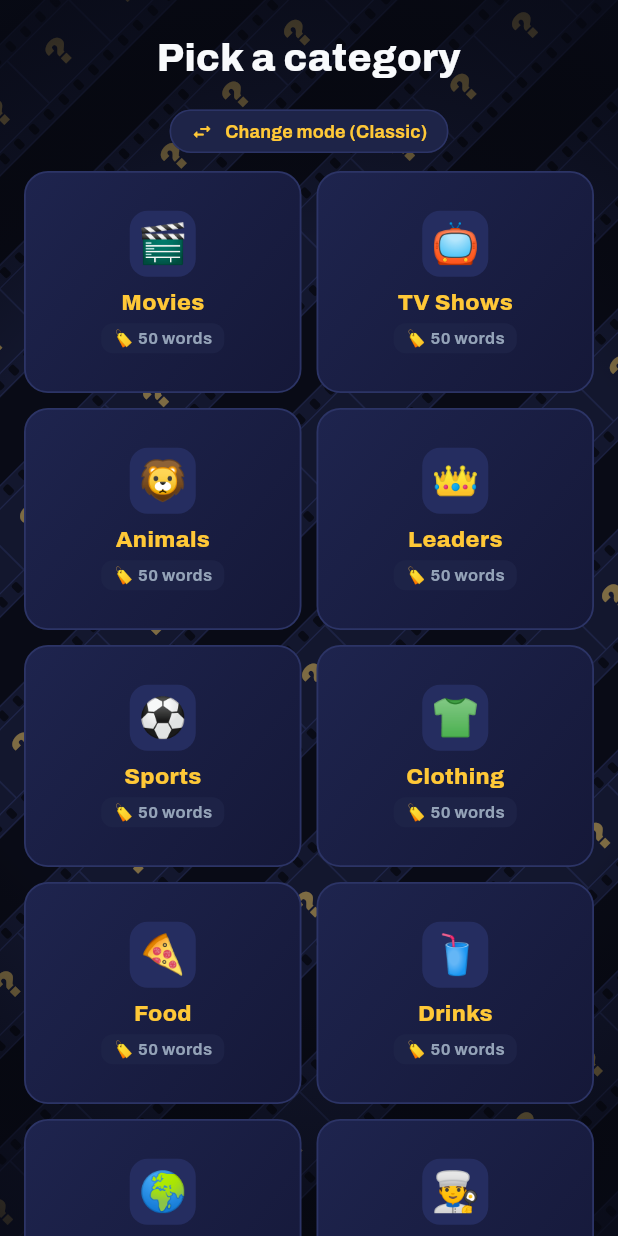
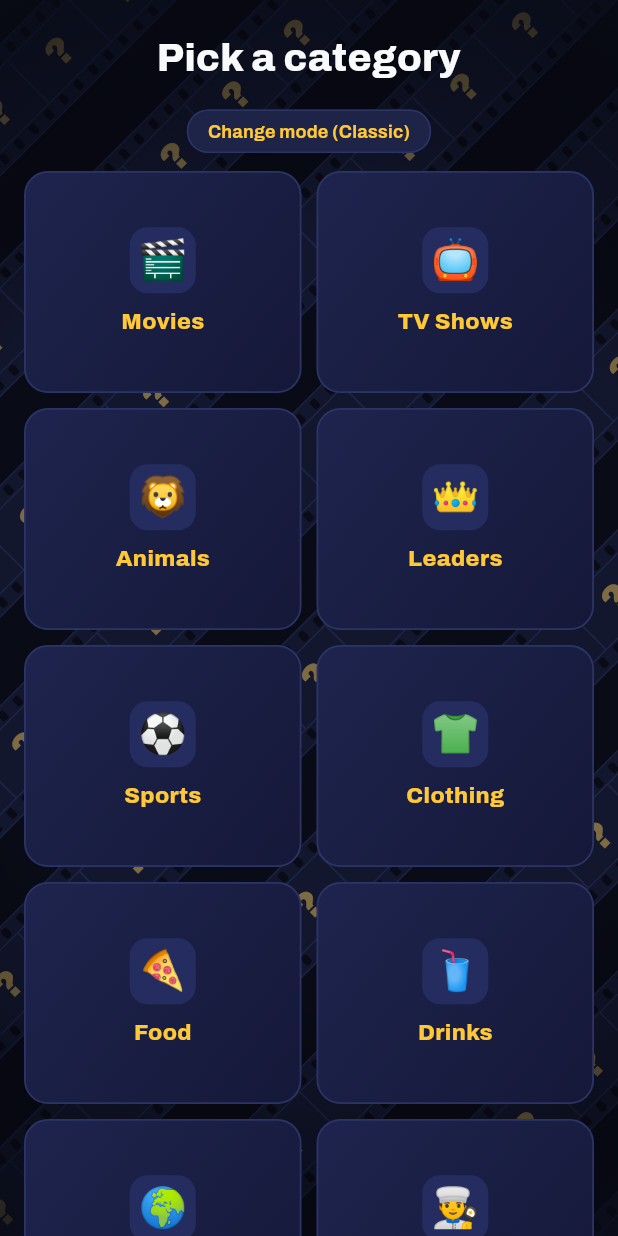
Before and after one commit to Mohammad-kanj/Fraud-Check, a Flutter app: the screen it shows after launch, after a tap on "Play", after a tap on "Classic", on a phone screen of 412 x 824 dp. Run offline on Flutter 3.47's test engine with Material 3 defaults, Android fonts, the phone set to English and light mode, and no system bars; our stand-ins replace audioplayers, google_fonts.

Commit message:
fix(ui): remove arrows from Change mode, remove category word count, remove play button icon

```diff
--- a/lib/main.dart
+++ b/lib/main.dart
@@ -1198,7 +1198,7 @@ class _GamePageState extends State<GamePage> {
             ),
           ),
           const SizedBox(height: 32),
-          _primaryWithIcon('Play', Icons.play_arrow_rounded, () {
+          _primary('Play', () {
             Sound.tap();
             go(Screen.mode);
           }),
@@ -1318,17 +1318,8 @@ class _GamePageState extends State<GamePage> {
         children: [
           _title('Pick a category'),
           const SizedBox(height: 6),
-          OutlinedButton.icon(
+          OutlinedButton(
             onPressed: () => go(Screen.mode),
-            icon: const Icon(Icons.swap_horiz_rounded, size: 15, color: yellow),
-            label: Text(
-              'Change mode (${selectedMode.title})',
-              style: const TextStyle(
-                color: yellow,
-                fontSize: 12,
-                fontWeight: FontWeight.w700,
-              ),
-            ),
             style: OutlinedButton.styleFrom(
               padding: const EdgeInsets.symmetric(horizontal: 14, vertical: 6),
               minimumSize: Size.zero,
@@ -1336,6 +1327,14 @@ class _GamePageState extends State<GamePage> {
               side: const BorderSide(color: border),
               shape: RoundedRectangleBorder(borderRadius: BorderRadius.circular(14)),
               backgroundColor: card2,
+            ),
+            child: Text(
+              'Change mode (${selectedMode.title})',
+              style: const TextStyle(
+                color: yellow,
+                fontSize: 12,
+                fontWeight: FontWeight.w700,
+              ),
             ),
           ),
           const SizedBox(height: 12),
@@ -1413,25 +1412,8 @@ class _GamePageState extends State<GamePage> {
                                   style: const TextStyle(fontSize: 26),
                                 ),
                               ),
-                              const SizedBox(height: 6),
+                              const SizedBox(height: 8),
                               _categoryLabel(cat, size: 15),
-                              const SizedBox(height: 4),
-                              Container(
-                                padding: const EdgeInsets.symmetric(horizontal: 8, vertical: 2),
-                                decoration: BoxDecoration(
-                                  color: card2.withValues(alpha: 0.8),
-                                  borderRadius: BorderRadius.circular(8),
-                                ),
-                                child: Text(
-                                  '🏷️ ${categories[cat]!.length} words',
-                                  textAlign: TextAlign.center,
-                                  style: const TextStyle(
-                                    color: muted,
-                                    fontSize: 11,
-                                    fontWeight: FontWeight.w700,
-                                  ),
-                                ),
-                              ),
                             ],
                           ),
                         ),
```
Also changed, not shown: 1 other file.
